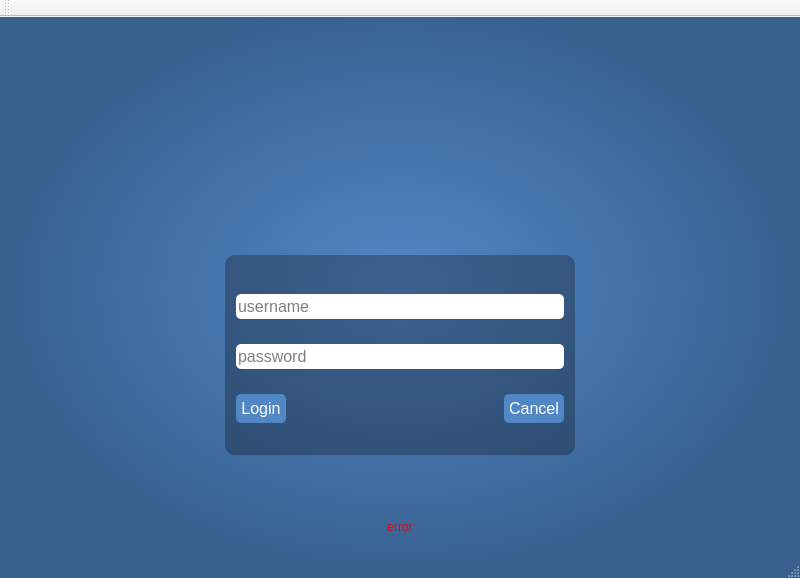
Old version of the form Software-Engineering/mainwindow.ui in the repository WBatt/Software-Engineering.
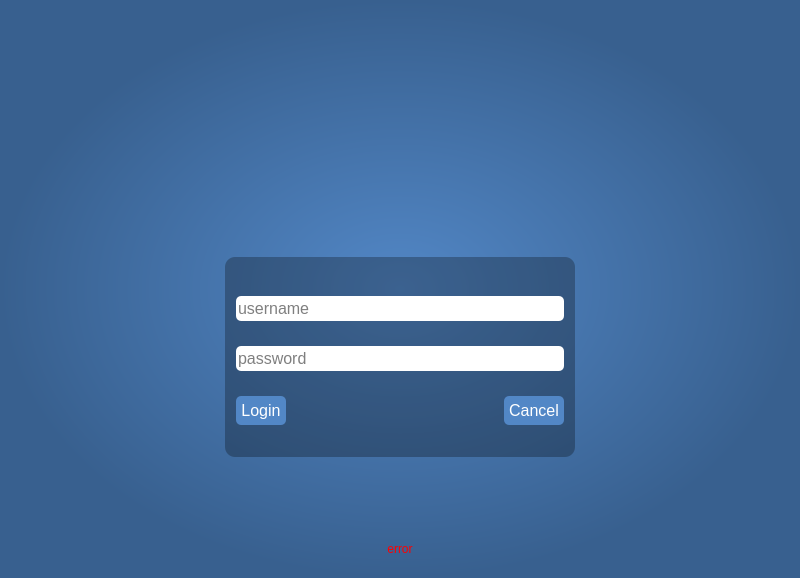
New version of the form. Icons and pictures are not drawn. Custom widgets are drawn as their Qt base class.

Commit message: removing toolbar and status bar

Patch:
```diff
--- a/Software-Engineering/mainwindow.ui
+++ b/Software-Engineering/mainwindow.ui
@@ -865,15 +865,6 @@
     </rect>
    </property>
   </widget>
-  <widget class="QToolBar" name="mainToolBar">
-   <attribute name="toolBarArea">
-    <enum>TopToolBarArea</enum>
-   </attribute>
-   <attribute name="toolBarBreak">
-    <bool>false</bool>
-   </attribute>
-  </widget>
-  <widget class="QStatusBar" name="statusBar"/>
  </widget>
  <layoutdefault spacing="6" margin="11"/>
  <customwidgets>
```
